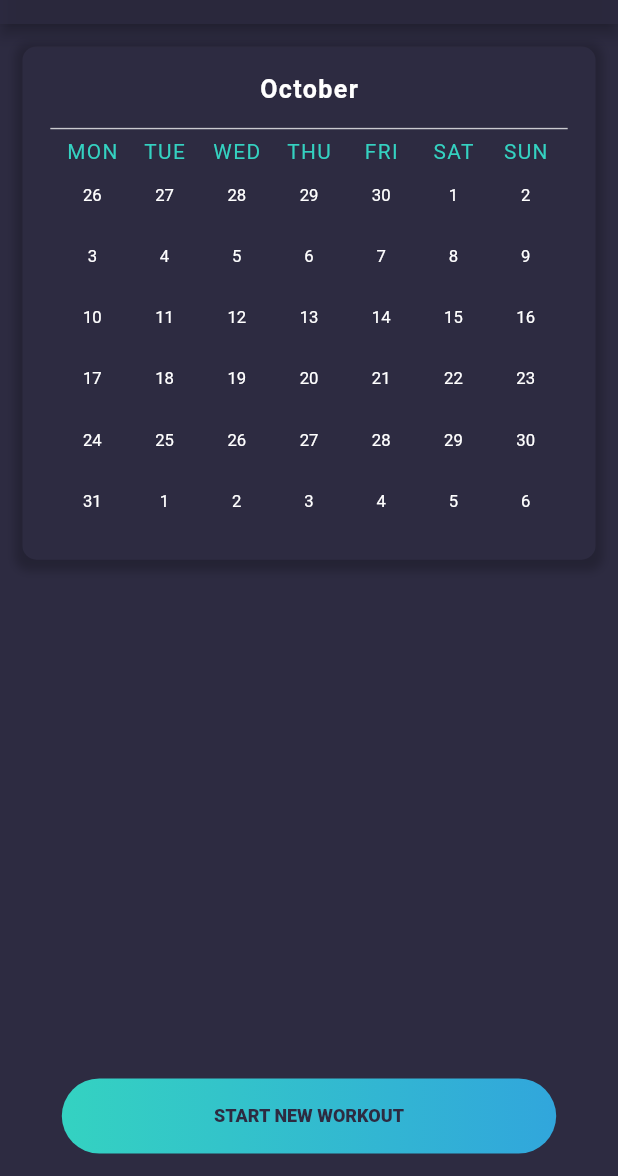
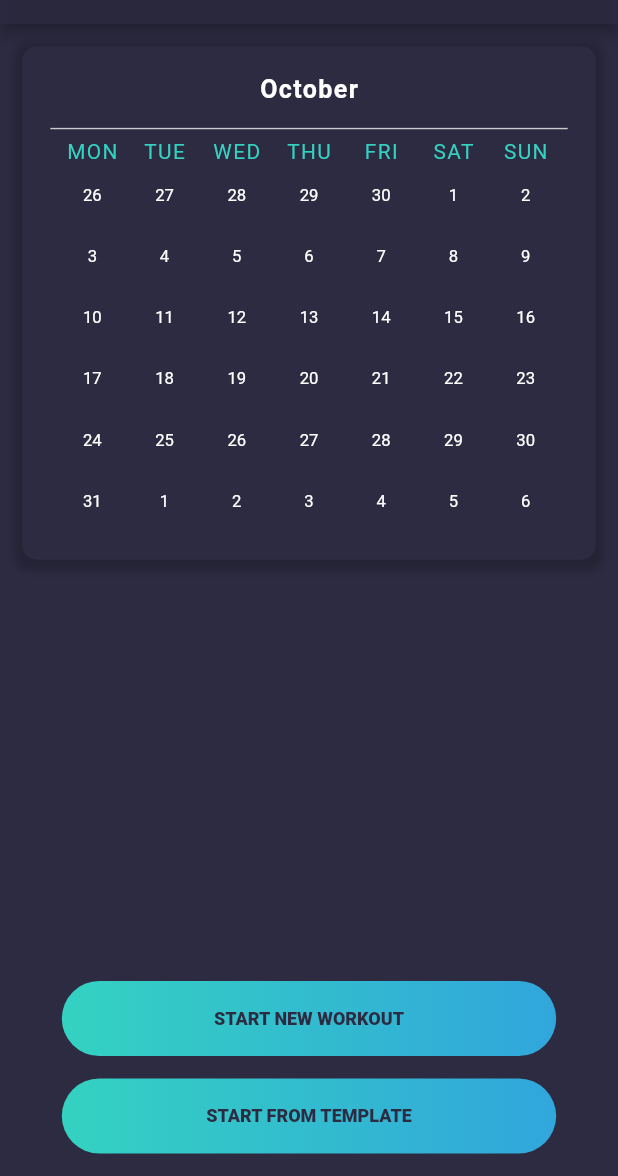
Before and after one commit to EXERLOG/exer_log, a Flutter app: the CalendarScreen screen opened directly, on a phone screen of 412 x 824 dp, the part 60-1236 px from its top. Run offline on Flutter 3.47's test engine with Material 2 defaults, Android fonts, the phone set to English and light mode, and no system bars; our stand-ins replace cloud_firestore, connectivity, firebase_auth, firebase_core, flutter_riverpod, flutter_slidable and 3 more; accounts and stored records are empty; Roboto replaces fonts that are missing (Avenir).

Commit message:
Added `Start from template` button on calendar_screen.dart. Can still `Start new workout` even when templates exists.
resolves EXERLOG/exer_log#28

```diff
--- a/lib/UI/workout/workout_page.dart
+++ b/lib/UI/workout/workout_page.dart
@@ -16,9 +16,10 @@ import 'package:exerlog/src/widgets/theme/theme_provider.dart';
 import 'package:flutter/material.dart';
 
 class WorkoutPage extends StatefulWidget {
-  WorkoutPage(this.workout, {Key? key}) : super(key: key);
+  WorkoutPage(this.workout, {Key? key, this.isTemplateMode = false}) : super(key: key);
 
   Workout? workout;
+  bool isTemplateMode;
 
   @override
   _WorkoutPageState createState() => _WorkoutPageState();
@@ -136,7 +137,7 @@ class _WorkoutPageState extends State<WorkoutPage> {
                           child: Text('Something went wrong'),
                         );
                       } else {
-                        if (snapshot.data!.isEmpty) {
+                        if (!widget.isTemplateMode) {
                           firstLoad = false;
                           Future.delayed(
                             Duration.zero,
--- a/lib/src/feature/calendar/view/calendar_screen.dart
+++ b/lib/src/feature/calendar/view/calendar_screen.dart
@@ -52,13 +52,28 @@ class _CalendarScreenState extends ConsumerState<CalendarScreen> {
               mainAxisAlignment: MainAxisAlignment.spaceBetween,
               children: [
                 CalendarWidget(),
+                Column(
+                  children: [
+                    RaisedGradientButton(
+                      width: context.width * .8,
+                      onPressed: _navigateToExerciseScreen,
+                      child: Text(
+                        Texts.startNewWorkout.toUpperCase(),
+                        style: buttonTextSmall,
+                      ),
+                    ),
+                    const SizedBox(
+                      height: 15,
+                    ),
                     RaisedGradientButton(
                       width: context.width * .8,
                       onPressed: _navigateToWorkoutScreen,
                       child: Text(
-                    Texts.startNewWorkout.toUpperCase(),
+                        Texts.startFromTemplate.toUpperCase(),
                         style: buttonTextSmall,
                       ),
+                    ),
+                  ],
                 )
               ],
             ),
@@ -68,10 +83,18 @@ class _CalendarScreenState extends ConsumerState<CalendarScreen> {
     );
   }
 
+  void _navigateToExerciseScreen() {
+    Navigator.of(context).push(
+      MaterialPageRoute(
+        builder: (BuildContext context) => WorkoutPage(null),
+      ),
+    );
+  }
+
   void _navigateToWorkoutScreen() {
     Navigator.of(context).push(
       MaterialPageRoute(
-        builder: (context) => WorkoutPage(null),
+        builder: (BuildContext context) => WorkoutPage(null, isTemplateMode: true),
       ),
     );
   }
--- a/lib/src/utils/text_constants.dart
+++ b/lib/src/utils/text_constants.dart
@@ -5,6 +5,7 @@ class Texts {
 
   /// Calendar Screen
   static const startNewWorkout = 'Start new workout';
+  static const startFromTemplate = 'Start from template';
   /// Workout Screen
 
 }
```
Lines whose indentation alone changed are shown as unchanged.
